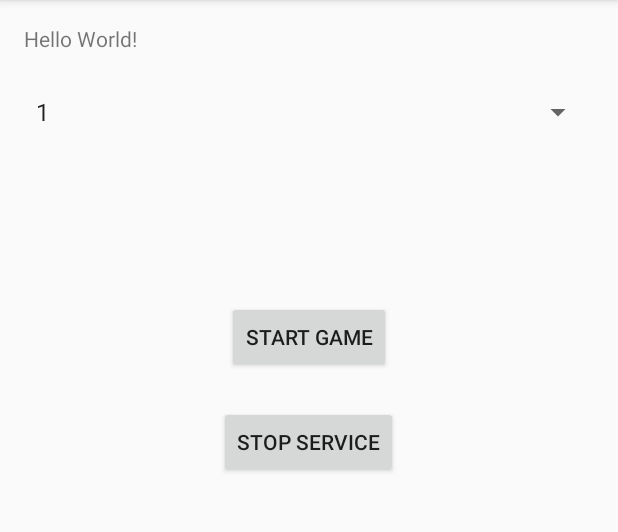
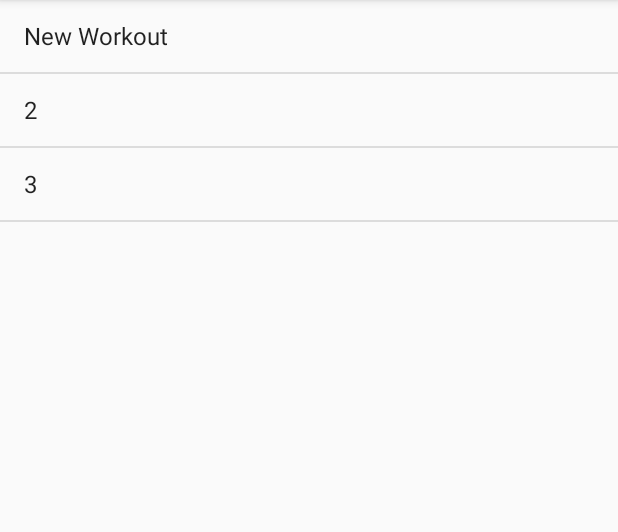
Before and after one commit to killiantos/AndroidApp, an Android app: the screen it shows after launch (MainActivity), on a phone screen of 412 x 824 dp, the part 84-616 px from its top. Run offline under Robolectric (Android 15) with nearby library versions, the phone set to English and light mode, and no system bars.

Commit message:
New branch - New main activity added.

```diff
--- a/app/src/main/AndroidManifest.xml
+++ b/app/src/main/AndroidManifest.xml
@@ -24,6 +24,10 @@
             </intent-filter>
         </activity>
 
+        <activity android:name=".WorkoutActivity">
+
+        </activity>
+
         <service
             android:name=".MyService"
             android:enabled="true"
--- a/app/src/main/java/com/example/killian/gpsgame/MainActivity.java
+++ b/app/src/main/java/com/example/killian/gpsgame/MainActivity.java
@@ -1,55 +1,38 @@
 package com.example.killian.gpsgame;
 
-import android.content.BroadcastReceiver;
-import android.content.ComponentName;
-import android.content.Context;
 import android.content.Intent;
+import android.os.Bundle;
 import android.support.v7.app.AppCompatActivity;
-import android.os.Bundle;
-import android.util.Log;
 import android.view.View;
 import android.widget.AdapterView;
-import android.widget.ArrayAdapter;
-import android.widget.Spinner;
-import android.widget.Toast;
+import android.widget.ListView;
+
+/**
+ * Created by kev on 26/11/17.
+ */
+
+public class MainActivity extends AppCompatActivity implements AdapterView.OnItemClickListener {
 
 
-public class MainActivity extends AppCompatActivity {
-    Spinner mySpinner;
-    ArrayAdapter<CharSequence> adapter;
+    ListView choiceList;
 
     @Override
     protected void onCreate(Bundle savedInstanceState) {
         super.onCreate(savedInstanceState);
         setContentView(R.layout.activity_main);
-        mySpinner = (Spinner) findViewById(R.id.spinner);
-        adapter = ArrayAdapter.createFromResource(this,R.array.range,android.R.layout.simple_spinner_item);
-        adapter.setDropDownViewResource(android.R.layout.simple_spinner_dropdown_item);
-        mySpinner.setAdapter(adapter);
-        mySpinner.setOnItemSelectedListener(new AdapterView.OnItemSelectedListener() {
-            @Override
-            public void onItemSelected(AdapterView<?> parent, View view, int position, long id) {
-                Toast.makeText(getBaseContext(), parent.getItemIdAtPosition(position)+ " selected",Toast.LENGTH_LONG).show();
-            }
-
-            @Override
-            public void onNothingSelected(AdapterView<?> parent) {
-
-            }
-        });
-        }
-
-    public void StartGame(View v){
-        String text = mySpinner.getSelectedItem().toString();
-        Intent i = new Intent(this,MapsActivity.class);
-        Intent intent = new Intent(this,MyService.class);
-        i.putExtra("range",text);
-        startService(intent);
-        startActivity(i);
+        choiceList = (ListView) findViewById(R.id.mainChoicesListView);
+        choiceList.setOnItemClickListener(this);
     }
 
-    public void getScores(View v){
-        Intent intent = new Intent(this,MyService.class);
-        stopService(intent);
+    @Override
+    public void onItemClick(AdapterView<?> adapterView, View view, int position, long id) {
+        Intent intent = new Intent();
+        switch(position) {
+            case 0:
+                intent.setClass(this, WorkoutActivity.class);
+                intent.putExtra("position", position);
+                intent.putExtra("id", id);
+                startActivity(intent);
+        }
     }
 }
--- a/app/src/main/res/layout/activity_main.xml
+++ b/app/src/main/res/layout/activity_main.xml
@@ -1,47 +1,13 @@
 <?xml version="1.0" encoding="utf-8"?>
-<RelativeLayout xmlns:android="http://schemas.android.com/apk/res/android"
-    xmlns:tools="http://schemas.android.com/tools"
-    android:id="@+id/activity_main"
-    android:layout_width="match_parent"
-    android:layout_height="match_parent"
-    android:paddingBottom="@dimen/activity_vertical_margin"
-    android:paddingLeft="@dimen/activity_horizontal_margin"
-    android:paddingRight="@dimen/activity_horizontal_margin"
-    android:paddingTop="@dimen/activity_vertical_margin"
-    tools:context="com.example.killian.gpsgame.MainActivity">
+<LinearLayout xmlns:android="http://schemas.android.com/apk/res/android"
+    android:orientation="vertical" android:layout_width="match_parent"
+    android:layout_height="match_parent">
 
-    <TextView
-        android:layout_width="wrap_content"
-        android:layout_height="wrap_content"
-        android:text="Hello World!"
-        android:id="@+id/textView" />
+    <ListView
+        android:layout_width="match_parent"
+        android:layout_height="match_parent"
+        android:id="@+id/mainChoicesListView"
+        android:entries="@array/mainList"
+    />
 
-    <Button
-        android:text="Start game"
-        android:layout_width="wrap_content"
-        android:layout_height="wrap_content"
-        android:layout_below="@+id/textView"
-        android:layout_centerHorizontal="true"
-        android:layout_marginTop="165dp"
-        android:id="@+id/button"
-        android:onClick="StartGame" />
-
-    <Spinner
-        android:layout_width="match_parent"
-        android:layout_height="wrap_content"
-        android:layout_below="@+id/textView"
-        android:layout_alignParentStart="true"
-        android:layout_marginTop="27dp"
-        android:id="@+id/spinner" />
-
-    <Button
-        android:text="Stop service"
-        android:layout_width="wrap_content"
-        android:layout_height="wrap_content"
-        android:layout_below="@+id/button"
-        android:layout_centerHorizontal="true"
-        android:layout_marginTop="22dp"
-        android:id="@+id/button2"
-        android:onClick="getScores" />
-
-</RelativeLayout>
+</LinearLayout>
--- a/app/src/main/res/values/arrays.xml
+++ b/app/src/main/res/values/arrays.xml
@@ -1,9 +1,16 @@
 <?xml version="1.0" encoding="utf-8"?>
 <resources>
+
+    <string-array name="mainList">
+        <item>New Workout</item>
+        <item>2</item>
+        <item>3</item>
+    </string-array>
+
     <string-array name="range">
         <item>1</item>
         <item>2</item>
         <item>5</item>
+    </string-array>
 
-    </string-array>
 </resources>
```
Also changed, not shown: app/src/main/java/com/example/killian/gpsgame/WorkoutActivity.java (added, +51 -0 lines), app/src/main/res/layout/activity_workout.xml (added, +47 -0 lines), 20 other files.
